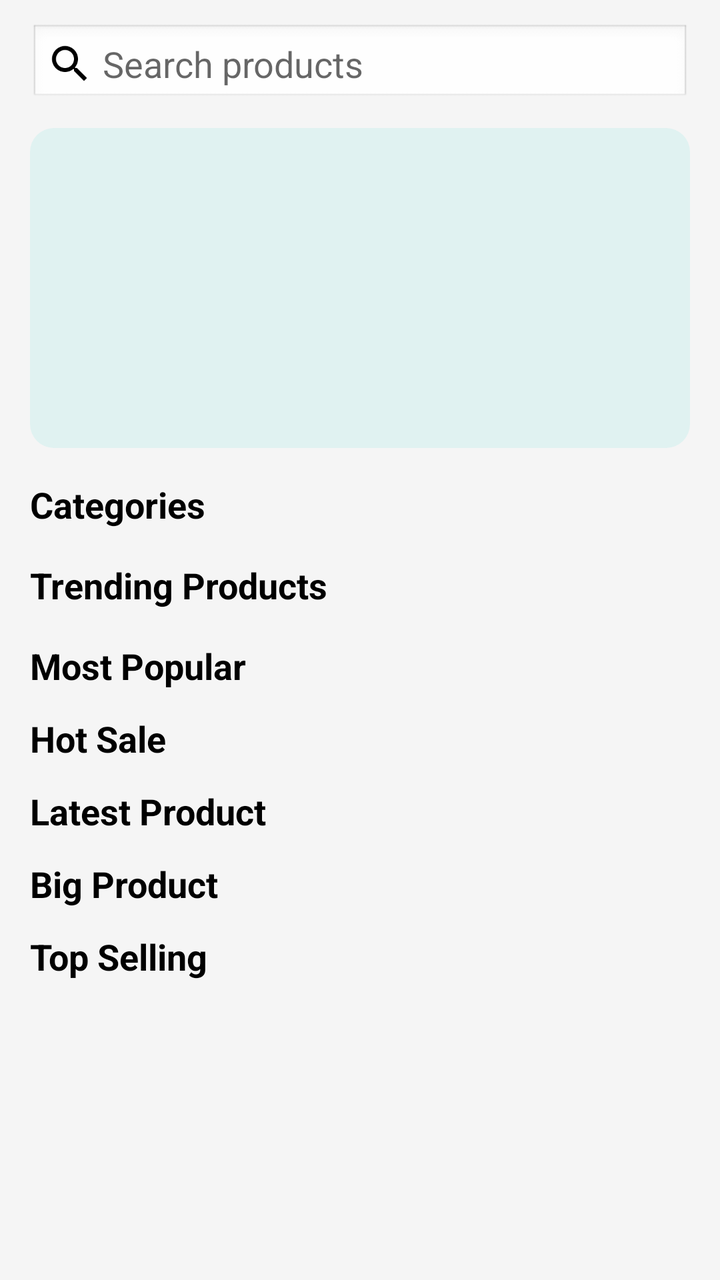
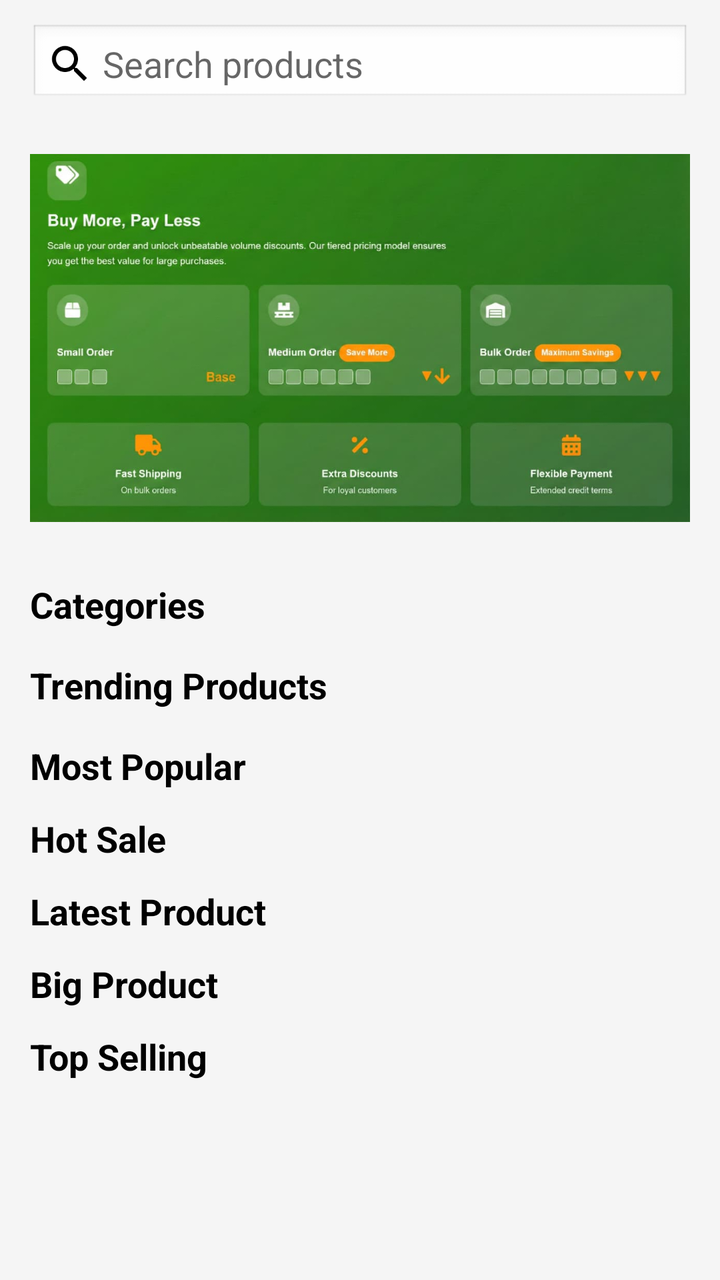

Screens rendered from an Android XML layout before and after an edit, with the pre-edit source and the edit as a unified diff.
<!-- AndroidManifest.xml: application theme Theme.BulkAgrochem -->
<!-- res/layout/content_main.xml -->
<?xml version="1.0" encoding="utf-8"?>
<androidx.core.widget.NestedScrollView
    xmlns:android="http://schemas.android.com/apk/res/android"
    xmlns:app="http://schemas.android.com/apk/res-auto"
    xmlns:tools="http://schemas.android.com/tools"
    android:id="@+id/main"
    android:layout_width="match_parent"
    android:layout_height="match_parent"
    android:background="@color/app_background"
    android:fillViewport="true"
    tools:context=".MainActivity"
    tools:showIn="@layout/app_bar_main">

    <LinearLayout
        android:layout_width="match_parent"
        android:layout_height="wrap_content"
        android:orientation="vertical"
        android:paddingLeft="15dp"
        android:paddingRight="15dp">

        <EditText
            android:id="@+id/searchEditText"
            android:layout_width="match_parent"
            android:layout_height="40dp"
            android:layout_marginTop="12dp"
            android:background="@android:drawable/edit_text"
            android:drawableStart="@drawable/ic_search"
            android:hint=" Search products "
            android:imeOptions="actionSearch"
            android:inputType="text"
            android:padding="8dp"
            android:textColor="#000000" />

        <androidx.recyclerview.widget.RecyclerView
            android:id="@+id/rvSearchResults"
            android:layout_width="match_parent"
            android:layout_height="wrap_content"
            android:visibility="gone"
            app:layoutManager="androidx.recyclerview.widget.LinearLayoutManager" />

        

        <ImageView
            android:layout_width="match_parent"
            android:layout_height="160dp"
            android:layout_marginTop="12dp"
            android:contentDescription="Offer Banner"
            android:scaleType="centerCrop"
            android:src="@drawable/banner_placeholder" />


        <TextView
            android:id="@+id/categories_title"
            android:layout_width="wrap_content"
            android:layout_height="wrap_content"
            android:layout_marginTop="16dp"
            android:text="Categories"
            android:textColor="@color/black"
            android:textSize="18sp"
            android:textStyle="bold" />

        <HorizontalScrollView
            android:id="@+id/skeleton_categories"
            android:layout_width="match_parent"
            android:layout_height="wrap_content"
            android:scrollbars="none"
            android:visibility="gone">
            <LinearLayout android:layout_width="wrap_content" android:layout_height="wrap_content" android:orientation="horizontal">
                <include layout="@layout/item_skeleton_category"/>
                <include layout="@layout/item_skeleton_category"/>
                <include layout="@layout/item_skeleton_category"/>
                <include layout="@layout/item_skeleton_category"/>
            </LinearLayout>
        </HorizontalScrollView>

        <androidx.recyclerview.widget.RecyclerView
            android:id="@+id/rvCategories"
            android:layout_width="match_parent"
            android:layout_height="wrap_content"
            android:orientation="horizontal"
            app:layoutManager="androidx.recyclerview.widget.LinearLayoutManager" />


        <TextView
            android:id="@+id/trending_products_title"
            android:layout_width="wrap_content"
            android:layout_height="wrap_content"
            android:layout_marginTop="16dp"
            android:text="Trending Products"
            android:textColor="@color/black"
            android:textSize="18sp"
            android:textStyle="bold" />

        <HorizontalScrollView
            android:id="@+id/skeleton_trending"
            android:layout_width="match_parent"
            android:layout_height="wrap_content"
            android:scrollbars="none"
            android:visibility="gone">
            <LinearLayout android:layout_width="wrap_content" android:layout_height="wrap_content" android:orientation="horizontal">
                <include layout="@layout/item_skeleton_product"/>
                <include layout="@layout/item_skeleton_product"/>
                <include layout="@layout/item_skeleton_product"/>
            </LinearLayout>
        </HorizontalScrollView>

        <androidx.recyclerview.widget.RecyclerView
            android:id="@+id/rvTrending"
            android:layout_width="match_parent"
            android:layout_height="wrap_content"
            android:orientation="horizontal"
            app:layoutManager="androidx.recyclerview.widget.LinearLayoutManager" />


        <TextView
            android:id="@+id/most_popular_title"
            android:layout_width="wrap_content"
            android:layout_height="wrap_content"
            android:layout_marginTop="16dp"
            android:text="Most Popular"
            android:textColor="@color/black"
            android:textSize="18sp"
            android:textStyle="bold" />

        <HorizontalScrollView
            android:id="@+id/skeleton_popular"
            android:layout_width="match_parent"
            android:layout_height="wrap_content"
            android:scrollbars="none"
            android:visibility="gone">
            <LinearLayout android:layout_width="wrap_content" android:layout_height="wrap_content" android:orientation="horizontal">
                <include layout="@layout/item_skeleton_product"/>
                <include layout="@layout/item_skeleton_product"/>
                <include layout="@layout/item_skeleton_product"/>
            </LinearLayout>
        </HorizontalScrollView>

        <androidx.recyclerview.widget.RecyclerView
            android:id="@+id/rvMostPopular"
            android:layout_width="match_parent"
            android:layout_height="wrap_content"
            android:orientation="horizontal"
            app:layoutManager="androidx.recyclerview.widget.LinearLayoutManager" />

        
        <TextView
            android:id="@+id/hot_sale_title"
            android:layout_width="wrap_content"
            android:layout_height="wrap_content"
            android:layout_marginTop="12dp"
            android:text="Hot Sale"
            android:textColor="@color/black"
            android:textSize="18sp"
            android:textStyle="bold" />

        <HorizontalScrollView
            android:id="@+id/skeleton_hotsale"
            android:layout_width="match_parent"
            android:layout_height="wrap_content"
            android:scrollbars="none"
            android:visibility="gone">
            <LinearLayout android:layout_width="wrap_content" android:layout_height="wrap_content" android:orientation="horizontal">
                <include layout="@layout/item_skeleton_product"/>
                <include layout="@layout/item_skeleton_product"/>
                <include layout="@layout/item_skeleton_product"/>
            </LinearLayout>
        </HorizontalScrollView>

        <androidx.recyclerview.widget.RecyclerView
            android:id="@+id/rvHotSale"
            android:layout_width="match_parent"
            android:layout_height="wrap_content"
            android:orientation="horizontal"
            app:layoutManager="androidx.recyclerview.widget.LinearLayoutManager" />

        
        <TextView
            android:id="@+id/txtLatestProduct"
            android:layout_width="wrap_content"
            android:layout_height="wrap_content"
            android:text="Latest Product"
            android:textSize="18sp"
            android:textStyle="bold"
            android:layout_marginTop="12dp"
            android:textColor="@color/black" />

        <HorizontalScrollView
            android:id="@+id/skeleton_latest"
            android:layout_width="match_parent"
            android:layout_height="wrap_content"
            android:scrollbars="none"
            android:visibility="gone">
            <LinearLayout android:layout_width="wrap_content" android:layout_height="wrap_content" android:orientation="horizontal">
                <include layout="@layout/item_skeleton_product"/>
                <include layout="@layout/item_skeleton_product"/>
                <include layout="@layout/item_skeleton_product"/>
            </LinearLayout>
        </HorizontalScrollView>

        <androidx.recyclerview.widget.RecyclerView
            android:id="@+id/rvLatestProduct"
            android:layout_width="match_parent"
            android:layout_height="wrap_content"
            android:orientation="horizontal"
            app:layoutManager="androidx.recyclerview.widget.LinearLayoutManager" />

        
        <TextView
            android:id="@+id/txtBigProduct"
            android:layout_width="wrap_content"
            android:layout_height="wrap_content"
            android:text="Big Product"
            android:textSize="18sp"
            android:textStyle="bold"
            android:layout_marginTop="12dp"
            android:textColor="@color/black" />

        <HorizontalScrollView
            android:id="@+id/skeleton_big"
            android:layout_width="match_parent"
            android:layout_height="wrap_content"
            android:scrollbars="none"
            android:visibility="gone">
            <LinearLayout android:layout_width="wrap_content" android:layout_height="wrap_content" android:orientation="horizontal">
                <include layout="@layout/item_skeleton_product"/>
                <include layout="@layout/item_skeleton_product"/>
                <include layout="@layout/item_skeleton_product"/>
            </LinearLayout>
        </HorizontalScrollView>

        <androidx.recyclerview.widget.RecyclerView
            android:id="@+id/rvBigProduct"
            android:layout_width="match_parent"
            android:layout_height="wrap_content"
            android:orientation="horizontal"
            app:layoutManager="androidx.recyclerview.widget.LinearLayoutManager" />

        
        <TextView
            android:id="@+id/txtTopSelling"
            android:layout_width="wrap_content"
            android:layout_height="wrap_content"
            android:text="Top Selling"
            android:textSize="18sp"
            android:textStyle="bold"
            android:layout_marginTop="12dp"
            android:textColor="@color/black" />

        <HorizontalScrollView
            android:id="@+id/skeleton_topselling"
            android:layout_width="match_parent"
            android:layout_height="wrap_content"
            android:scrollbars="none"
            android:visibility="gone">
            <LinearLayout android:layout_width="wrap_content" android:layout_height="wrap_content" android:orientation="horizontal">
                <include layout="@layout/item_skeleton_product"/>
                <include layout="@layout/item_skeleton_product"/>
                <include layout="@layout/item_skeleton_product"/>
            </LinearLayout>
        </HorizontalScrollView>

        
        <androidx.recyclerview.widget.RecyclerView
            android:id="@+id/rvTopSelling"
            android:layout_width="match_parent"
            android:layout_height="wrap_content"
            android:orientation="horizontal"
            app:layoutManager="androidx.recyclerview.widget.LinearLayoutManager" />

    </LinearLayout>

</androidx.core.widget.NestedScrollView>
<!-- res/layout/app_bar_main.xml (included above) -->
<?xml version="1.0" encoding="utf-8"?>
<androidx.coordinatorlayout.widget.CoordinatorLayout xmlns:android="http://schemas.android.com/apk/res/android"
    xmlns:app="http://schemas.android.com/apk/res-auto"
    xmlns:tools="http://schemas.android.com/tools"
    android:layout_width="match_parent"
    android:layout_height="match_parent"
    tools:context=".MainActivity">

    <include layout="@layout/content_main" />

    <com.google.android.material.floatingactionbutton.FloatingActionButton
        android:id="@+id/fabWhatsapp"
        android:layout_width="wrap_content"
        android:layout_height="wrap_content"
        android:layout_gravity="bottom|end"
        android:layout_marginEnd="16dp"
        android:layout_marginBottom="16dp"
        android:backgroundTint="#1EB312"
        app:maxImageSize="32dp"
        app:tint="@color/white"
        app:srcCompat="@drawable/ic_whatsapp" />

    <com.google.android.material.floatingactionbutton.FloatingActionButton
        android:id="@+id/Go_up"
        android:layout_width="wrap_content"
        android:layout_height="wrap_content"
        android:layout_gravity="bottom|end"
        android:layout_marginEnd="16dp"
        android:layout_marginBottom="76dp"
        android:backgroundTint="#009BB3"
        app:maxImageSize="40dp"
        app:tint="@color/white"
        app:srcCompat="@drawable/up_arrow_floation_btn_img" />

</androidx.coordinatorlayout.widget.CoordinatorLayout>
<!-- res/layout/item_skeleton_category.xml (included above) -->
<?xml version="1.0" encoding="utf-8"?>
<LinearLayout xmlns:android="http://schemas.android.com/apk/res/android"
    android:layout_width="wrap_content"
    android:layout_height="wrap_content"
    android:orientation="vertical"
    android:padding="8dp"
    android:gravity="center">

    <View
        android:layout_width="80dp"
        android:layout_height="80dp"
        android:background="@drawable/bg_skeleton" />

    <View
        android:layout_width="60dp"
        android:layout_height="12dp"
        android:layout_marginTop="8dp"
        android:background="@drawable/bg_skeleton" />

</LinearLayout>
<!-- res/layout/item_skeleton_product.xml (included above) -->
<?xml version="1.0" encoding="utf-8"?>
<androidx.cardview.widget.CardView xmlns:android="http://schemas.android.com/apk/res/android"
    xmlns:app="http://schemas.android.com/apk/res-auto"
    android:layout_width="150dp"
    android:layout_height="200dp"
    android:layout_margin="8dp"
    app:cardCornerRadius="8dp"
    app:cardElevation="2dp">

    <LinearLayout
        android:layout_width="match_parent"
        android:layout_height="match_parent"
        android:orientation="vertical"
        android:padding="8dp">

        <View
            android:layout_width="match_parent"
            android:layout_height="120dp"
            android:background="@drawable/bg_skeleton" />

        <View
            android:layout_width="match_parent"
            android:layout_height="16dp"
            android:layout_marginTop="8dp"
            android:background="@drawable/bg_skeleton" />

        <View
            android:layout_width="80dp"
            android:layout_height="14dp"
            android:layout_marginTop="4dp"
            android:background="@drawable/bg_skeleton" />

    </LinearLayout>
</androidx.cardview.widget.CardView>
<!-- resources referenced by this layout -->
<resources>
  <color name="app_background">#F5F5F5</color>
  <color name="black">#FF000000</color>
  <color name="white">#FFFFFFFF</color>
  <!-- drawable banner_placeholder (drawable) -->
  <shape xmlns:android="http://schemas.android.com/apk/res/android">
      <solid android:color="#E0F2F1"/>
      <corners android:radius="12dp"/>
  </shape>
  <!-- drawable bg_skeleton (drawable) -->
  <?xml version="1.0" encoding="utf-8"?>
  <shape xmlns:android="http://schemas.android.com/apk/res/android">
      <solid android:color="#E0E0E0" />
      <corners android:radius="4dp" />
  </shape>
  <!-- drawable ic_search (drawable) -->
  <vector xmlns:android="http://schemas.android.com/apk/res/android" 
      android:height="24dp" 
      android:tint="#000000" 
      android:viewportHeight="24" 
      android:viewportWidth="24" 
      android:width="24dp">
        
      <path android:fillColor="@android:color/white" 
            android:pathData="M15.5,14h-0.79l-0.28,-0.27C15.41,12.59 16,11.11 16,9.5 16,5.91 13.09,3 9.5,3S3,5.91 3,9.5 5.91,16 9.5,16c1.61,0 3.09,-0.59 4.23,-1.57l0.27,0.28v0.79l5,4.99L20.49,19l-4.99,-5zM9.5,14C7.01,14 5,11.99 5,9.5S7.01,5 9.5,5 14,7.01 14,9.5 11.99,14 9.5,14z"/>
      
  </vector>
  <!-- drawable ic_whatsapp (drawable) -->
  <vector xmlns:android="http://schemas.android.com/apk/res/android"
      android:width="24dp"
      android:height="24dp"
      android:viewportWidth="24"
      android:viewportHeight="24">
      <path
          android:fillColor="#FFFFFF"
          android:pathData="M12.04,2c-5.46,0 -9.91,4.45 -9.91,9.91c0,1.75 0.46,3.45 1.32,4.95L2.05,22l5.25,-1.38c1.45,0.79 3.08,1.21 4.74,1.21c5.46,0 9.91,-4.45 9.91,-9.91c0,-2.65 -1.03,-5.14 -2.9,-7.01c-1.87,-1.87 -4.36,-2.9 -7.01,-2.9zM12.04,20.27c-1.48,0 -2.93,-0.4 -4.19,-1.15l-0.3,-0.18l-3.11,0.82l0.83,-3.04l-0.2,-0.32c-0.83,-1.32 -1.26,-2.86 -1.26,-4.45c0,-4.54 3.7,-8.24 8.24,-8.24c2.2,0 4.27,0.86 5.82,2.42c1.56,1.56 2.41,3.63 2.41,5.82c0,4.54 -3.7,8.24 -8.24,8.24zM16.55,13.7c-0.25,-0.12 -1.47,-0.73 -1.69,-0.81c-0.23,-0.08 -0.39,-0.12 -0.56,0.12c-0.17,0.25 -0.64,0.81 -0.78,0.97c-0.14,0.17 -0.29,0.19 -0.54,0.06c-0.25,-0.12 -1.05,-0.39 -1.99,-1.23c-0.74,-0.66 -1.23,-1.47 -1.38,-1.72c-0.14,-0.25 -0.02,-0.38 0.11,-0.51c0.11,-0.11 0.25,-0.29 0.37,-0.43c0.12,-0.14 0.17,-0.25 0.25,-0.41c0.08,-0.17 0.04,-0.31 -0.02,-0.43c-0.06,-0.12 -0.56,-1.34 -0.76,-1.84c-0.2,-0.48 -0.4,-0.42 -0.56,-0.43c-0.14,0 -0.31,-0.01 -0.47,-0.01c-0.17,0 -0.43,0.06 -0.66,0.31c-0.23,0.25 -0.86,0.84 -0.86,2.05c0,1.21 0.88,2.39 1,2.56c0.12,0.17 1.73,2.64 4.2,3.7c0.59,0.25 1.05,0.4 1.41,0.51c0.59,0.19 1.13,0.16 1.56,0.1c0.48,-0.07 1.47,-0.6 1.67,-1.18c0.21,-0.58 0.21,-1.07 0.14,-1.18c-0.07,-0.1 -0.25,-0.17 -0.5,-0.29z" />
  </vector>
  <!-- drawable up_arrow_floation_btn_img (drawable) -->
  <vector xmlns:android="http://schemas.android.com/apk/res/android"
      android:width="24dp"
      android:height="24dp"
      android:viewportWidth="24"
      android:viewportHeight="24"
      android:tint="@color/white">
      <path
          android:fillColor="@android:color/white"
          android:pathData="M4,12l1.41,1.41L11,7.83V20h2V7.83l5.58,5.59L20,12l-8,-8L4,12z" />
  </vector>
  <style name="Theme.BulkAgrochem" parent="Base.Theme.BulkAgrochem" />
  <style name="Base.Theme.BulkAgrochem" parent="Theme.MaterialComponents.Light.NoActionBar">
          
          <item name="colorPrimary">@color/colorPrimary</item>
          <item name="colorPrimaryVariant">@color/colorPrimaryDark</item>
          <item name="colorOnPrimary">@color/colorOnPrimary</item>
  
          <item name="android:windowBackground">@android:color/white</item>
          <item name="colorSurface">@android:color/white</item>
  
          
          <item name="android:statusBarColor">@android:color/white</item>
          <item name="android:windowLightStatusBar">true</item>
      </style>
  <color name="colorPrimary">@color/orange_brand</color>
  <color name="colorPrimaryDark">@color/black</color>
  <color name="colorOnPrimary">@color/white</color>
  <color name="orange_brand">#FF6A00</color>
</resources>

<!-- the commit's change to res/layout/content_main.xml (unified diff, before → after) -->
@@ -42,11 +42,11 @@
 
         <ImageView
             android:layout_width="match_parent"
-            android:layout_height="160dp"
+            android:layout_height="210dp"
             android:layout_marginTop="12dp"
             android:contentDescription="Offer Banner"
-            android:scaleType="centerCrop"
-            android:src="@drawable/banner_placeholder" />
+            android:scaleType="fitCenter"
+            android:src="@drawable/banner_one" />
 
 
         <TextView
<!-- resource entries referenced after the edit -->
@@ -3,11 +3,7 @@
   <color name="app_background">#F5F5F5</color>
   <color name="black">#FF000000</color>
   <color name="white">#FFFFFFFF</color>
-  <!-- drawable banner_placeholder (drawable) -->
-  <shape xmlns:android="http://schemas.android.com/apk/res/android">
-      <solid android:color="#E0F2F1"/>
-      <corners android:radius="12dp"/>
-  </shape>
+  <!-- drawable banner_one: jpeg bitmap (drawable, 45396 bytes) -->
   <!-- drawable bg_skeleton (drawable) -->
   <?xml version="1.0" encoding="utf-8"?>
   <shape xmlns:android="http://schemas.android.com/apk/res/android">
